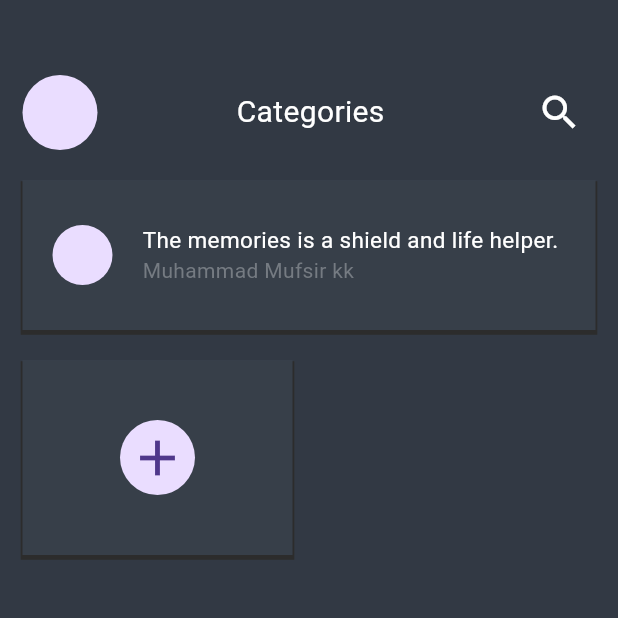
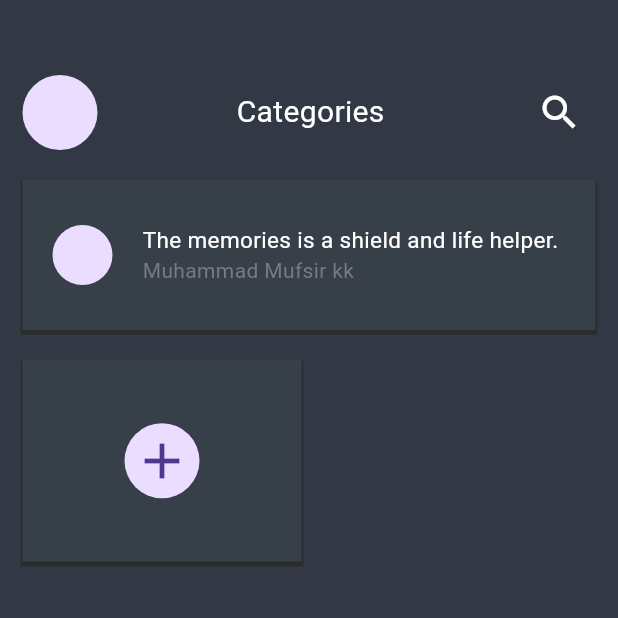
Before and after one commit to MUHAMMED-MUFSIR-KK/TASK-APP, a Flutter app: the screen it shows once a user with an empty profile is signed in, on a phone screen of 412 x 824 dp, the top half of it. Run offline on Flutter 3.47's test engine with Material 3 defaults, Android fonts, the phone set to English and light mode, and no system bars; our stand-ins replace cloud_firestore, firebase_auth, firebase_core, flutter_hooks, flutter_riverpod, freezed_annotation and 3 more; accounts and stored records are empty; generated files the repository leaves out were written again.

Commit message:
user data fixed and categories widget added

```diff
--- a/lib/features/categories/view/pages/categories_page.dart
+++ b/lib/features/categories/view/pages/categories_page.dart
@@ -2,6 +2,7 @@ import 'dart:ui';
 
 import 'package:flutter/material.dart';
 import 'package:flutter_application_1/features/categories/view/pages/settings_page.dart';
+import 'package:flutter_application_1/features/categories/view/widgets/categories_add_widgets.dart';
 import 'package:flutter_application_1/features/categories/view_model/task_controller.dart';
 import 'package:flutter_hooks/flutter_hooks.dart';
 import 'package:go_router/go_router.dart';
@@ -114,29 +115,6 @@ class CategoriesPage extends HookConsumerWidget {
                 SizedBox(
                   height: 20,
                 ),
-                Container(
-                  height: 130,
-                  width: 180,
-                  decoration: BoxDecoration(
-                      color: const Color.fromARGB(250, 55, 63, 74),
-                      boxShadow: [
-                        BoxShadow(
-                            color: const Color.fromARGB(255, 44, 44, 44),
-                            offset: Offset(0, 2),
-                            spreadRadius: 1.2)
-                      ]),
-                  child: Center(
-                    child: GestureDetector(
-                      onTap: onTap,
-                      child: CircleAvatar(
-                          radius: 25,
-                          child: Icon(
-                            Icons.add,
-                            size: 40,
-                          )),
-                    ),
-                  ),
-                ),
                 Expanded(
                   child: state.when(
                     loading: () =>
@@ -154,9 +132,13 @@ class CategoriesPage extends HookConsumerWidget {
                           mainAxisSpacing: 10,
                           childAspectRatio: 180 / 130,
                         ),
-                        itemCount: tasks.length,
+                        itemCount: tasks.length + 1, // +1 for the add button
                         itemBuilder: (context, index) {
-                          final task = tasks[index];
+                          if (index == 0) {
+                            return categoriesAddedWidget(onTap: onTap);
+                          }
+                          final task =
+                              tasks[index - 1]; // Adjust index for tasks
                           return Container(
                             decoration: BoxDecoration(
                                 color: const Color.fromARGB(250, 55, 63, 74),
--- /dev/null
+++ b/lib/features/categories/view/widgets/categories_add_widgets.dart
@@ -0,0 +1,33 @@
+import 'package:flutter/material.dart';
+
+class categoriesAddedWidget extends StatelessWidget {
+  final VoidCallback onTap;
+  const categoriesAddedWidget({super.key, required this.onTap});
+
+  @override
+  Widget build(BuildContext context) {
+    return Container(
+      height: 130,
+      width: 180,
+      decoration: BoxDecoration(
+          color: const Color.fromARGB(250, 55, 63, 74),
+          boxShadow: [
+            BoxShadow(
+                color: const Color.fromARGB(255, 44, 44, 44),
+                offset: Offset(0, 2),
+                spreadRadius: 1.2)
+          ]),
+      child: Center(
+        child: GestureDetector(
+          onTap: onTap,
+          child: CircleAvatar(
+              radius: 25,
+              child: Icon(
+                Icons.add,
+                size: 40,
+              )),
+        ),
+      ),
+    );
+  }
+}
```
Also changed, not shown: lib/features/categories/services/task_services.dart (+6 -2 lines), lib/features/categories/view_model/task_controller.g.dart, 125 other files.
